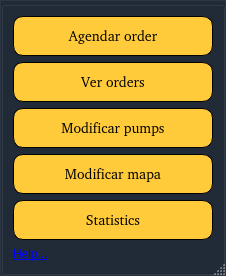
This is EmergencyDispatcher_dialog_base.ui in valetobares11/EmergencyDispatcher as Qt 5 draws it before an edit. The edited form follows.
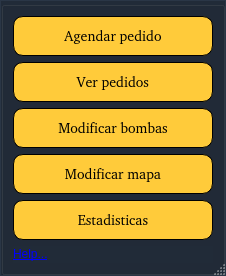
This is the edited form.

Commit message: modificando detalles de interfaz

```diff
--- a/EmergencyDispatcher_dialog_base.ui
+++ b/EmergencyDispatcher_dialog_base.ui
@@ -158,7 +158,7 @@
 }</string>
            </property>
            <property name="text">
-            <string>Agendar order</string>
+            <string>Agendar pedido</string>
            </property>
           </widget>
          </item>
@@ -195,7 +195,7 @@
 }</string>
            </property>
            <property name="text">
-            <string>Ver orders</string>
+            <string>Ver pedidos</string>
            </property>
           </widget>
          </item>
@@ -232,7 +232,7 @@
 }</string>
            </property>
            <property name="text">
-            <string>Modificar pumps</string>
+            <string>Modificar bombas</string>
            </property>
           </widget>
          </item>
@@ -306,7 +306,7 @@
 }</string>
            </property>
            <property name="text">
-            <string>Statistics</string>
+            <string>Estadisticas</string>
            </property>
           </widget>
          </item>
```
The commit also changes 3 other files.
